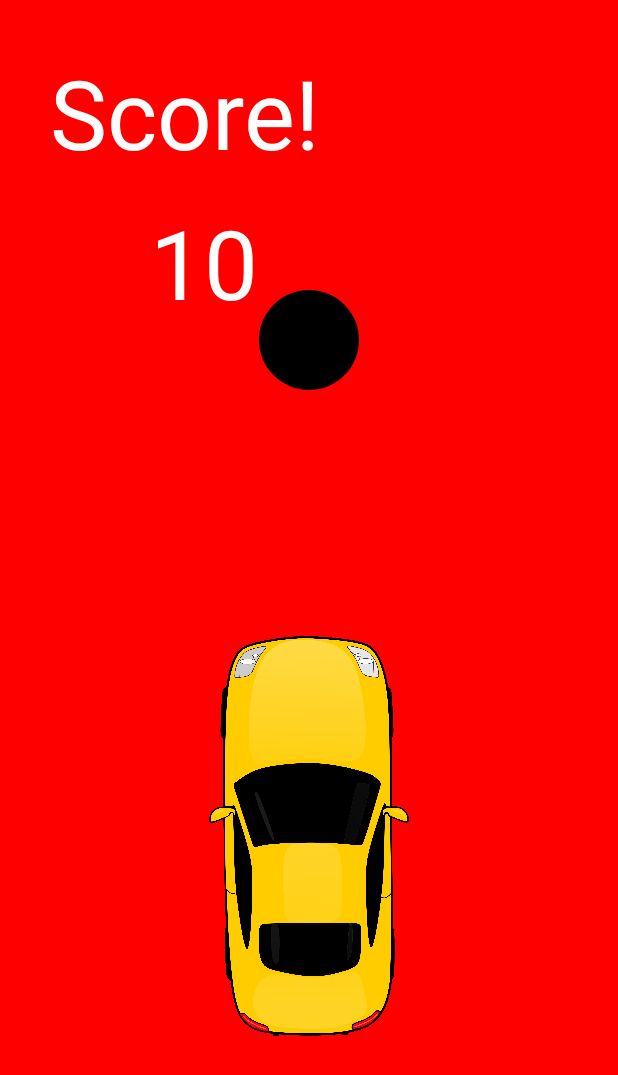
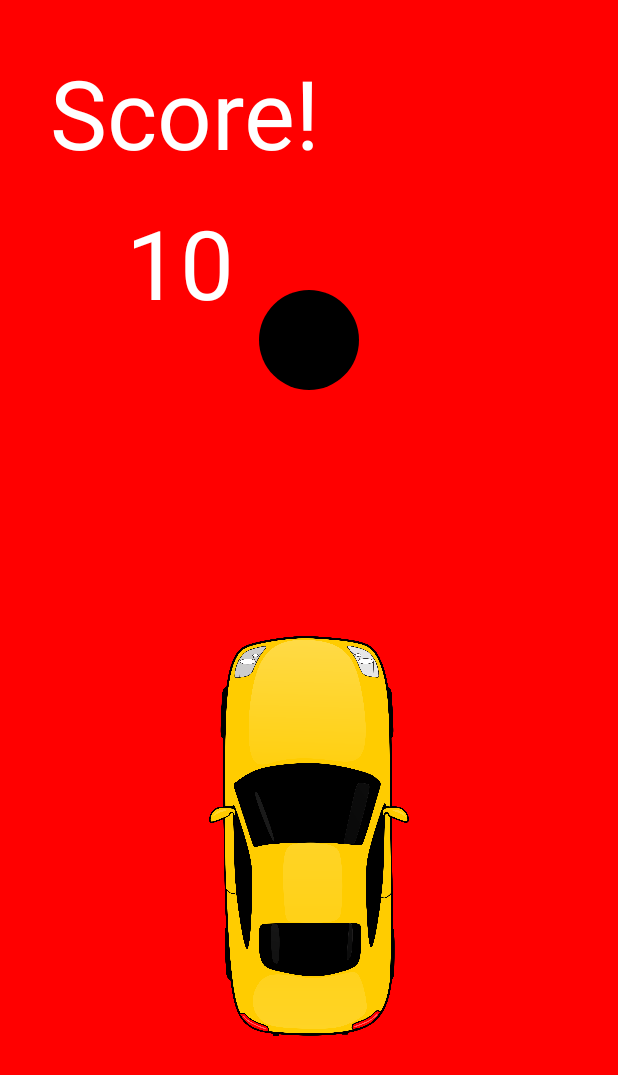
Before and after one commit to Zereis/2D-Endless-Runner-Game, an Android app: the GameActivity screen opened directly, with no data from a screen before it, on a phone screen of 412 x 824 dp. Shown: the top 1075 px of the screen. Run offline under Robolectric (Android 15) with nearby library versions, the phone set to English and light mode, and no system bars; our stand-ins replace Room's generated code.

Commit message:
Updated player collision and score text

```diff
--- a/app/src/main/java/com/example/assignmentc/GameView.kt
+++ b/app/src/main/java/com/example/assignmentc/GameView.kt
@@ -2,8 +2,6 @@ package com.example.assignmentc
 
 import android.content.Context
 import android.content.res.Resources
-import android.graphics.Bitmap
-import android.graphics.BitmapFactory
 import android.graphics.Canvas
 import android.graphics.Color
 import android.graphics.Paint
@@ -116,7 +114,12 @@ class GameView(context: Context) : View(context), CoroutineScope by MainScope()
     }
 
     // Score text variables
-    private val textPaint: Paint = Paint().apply {
+    private val scorePaint: Paint = Paint().apply {
+        color = Color.WHITE
+        textSize = 96f
+        textAlign = Paint.Align.CENTER
+    }
+    private val scoreTextPaint: Paint = Paint().apply {
         color = Color.WHITE
         textSize = 96f
     }
@@ -229,8 +232,8 @@ class GameView(context: Context) : View(context), CoroutineScope by MainScope()
         }
 
         // Draw text
-        canvas?.drawText("Score!", 50f, 150f, textPaint)
-        canvas?.drawText(player.score.toString(), 150f, 300f, textPaint)
+        canvas?.drawText("Score!", 50f, 150f, scoreTextPaint)
+        canvas?.drawText(player.score.toString(), 180f, 300f, scorePaint)
     }
 
     // Update loop. All logic for the game that needs to update is here
--- a/app/src/main/java/com/example/assignmentc/Player.kt
+++ b/app/src/main/java/com/example/assignmentc/Player.kt
@@ -11,20 +11,21 @@ import android.util.Log
 class Player(private val context: Context){
     var posX: Float = 0.0f
     var posY: Float = 0.0f
-    var playerCollisionRadius: Float = 50f
+
     var score: Int = 0
     var playerBitmap: Bitmap? = null
         private set // Make the playerBitmap property private to the outside
 
     private var width: Int = 0
     private var height: Int = 0
+    var playerCollisionRadius: Float = 0f
     init {
 
         val originalBitmap = BitmapFactory.decodeResource(context.resources, R.drawable.player_car)
-        //width = originalBitmap.width // Desired width of the player image
-        //height = originalBitmap.height // Desired height of the player image
         width = 200
         height = 400
+        playerCollisionRadius = (height/2).toFloat()
+
         playerBitmap = Bitmap.createScaledBitmap(originalBitmap, width, height, false)
         Log.d("PlayerImage", "Image width: $width, height: $height")
     }
```
